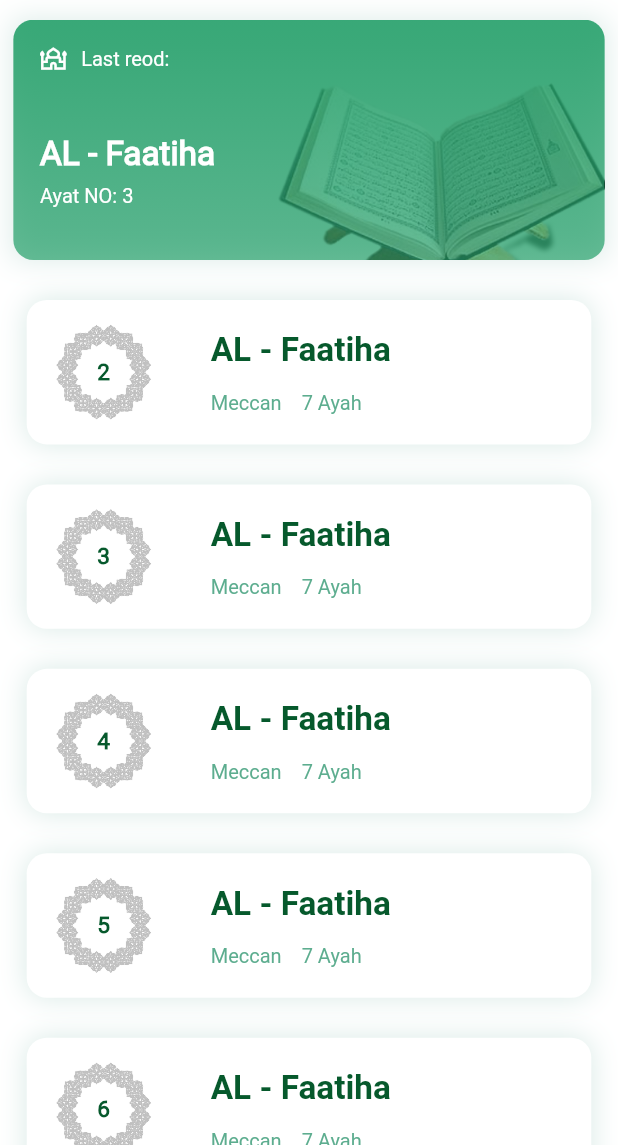
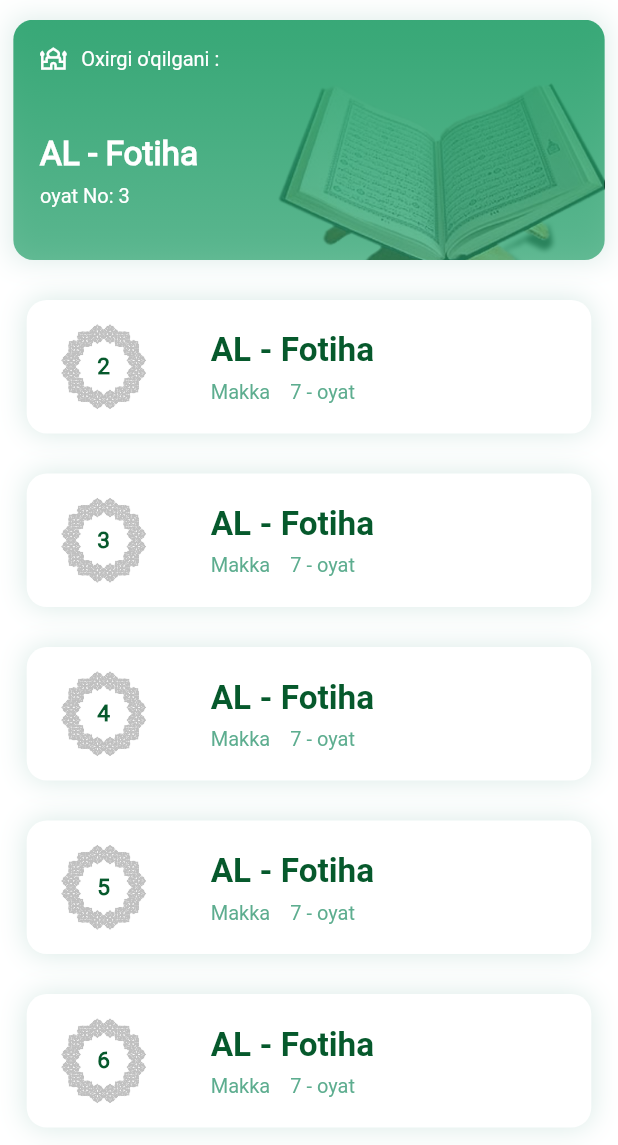
Before and after one commit to topilov1/quron, a Flutter app: the screen it shows after launch, on a phone screen of 412 x 824 dp, the part 91-1236 px from its top. Run offline on Flutter 3.47's test engine with Material 2 defaults, Android fonts, the phone set to English and light mode, and no system bars; our stand-ins replace adaptive_theme, flutter_screenutil, get.

Commit message:
2 oyna bitti

```diff
--- a/lib/pages/home/home_view.dart
+++ b/lib/pages/home/home_view.dart
@@ -20,16 +20,16 @@ class HomeView extends GetView<HomeController> {
       drawer: const HomeDrawer(),
       body: Column(
         children: [
-          HomeBigCard(sura: "AL - Faatiha", ayat: 'Ayat NO: 3'),
+          HomeBigCard(sura: "AL - Fotiha", verse: 'oyat No: 3'),
           Expanded(
             child: ListView.builder(
               itemCount: 114,
               itemBuilder: (context, index) {
                 return InfoCard(
-                  ayah: "7 Ayah",
+                  ayah: "7 - oyat",
                   index: index + 1,
-                  address: "Meccan",
-                  name: "AL - Faatiha",
+                  address: "Makka",
+                  name: "AL - Fotiha",
                   onTap: () {
                     Get.toNamed(Routes.suraViwe, arguments: [index]);
                   },
--- a/lib/pages/home/home_widgets.dart
+++ b/lib/pages/home/home_widgets.dart
@@ -7,8 +7,8 @@ import '../../utils/images/app_images.dart';
 // ignore: must_be_immutable
 class HomeBigCard extends StatelessWidget {
   String sura;
-  String ayat;
-  HomeBigCard({super.key, required this.sura, required this.ayat});
+  String verse;
+  HomeBigCard({super.key, required this.sura, required this.verse});
 
   @override
   Widget build(BuildContext context) {
@@ -25,6 +25,7 @@ class HomeBigCard extends StatelessWidget {
       ),
       child: Stack(
         children: [
+          // image Positioned
           Positioned(
             left: 140.0,
             bottom: -55.0,
@@ -34,12 +35,10 @@ class HomeBigCard extends StatelessWidget {
               decoration: BoxDecoration(
                 borderRadius: BorderRadius.circular(15.0).r,
               ),
-              child: Image.asset(
-                AppImages.cardBackground2,
-                fit: BoxFit.contain,
-              ),
+              child: Image.asset(AppImages.cardBackground2),
             ),
           ),
+
           Container(
             height: 180.h,
             width: double.infinity,
@@ -66,7 +65,7 @@ class HomeBigCard extends StatelessWidget {
                       size: 20.0.sp,
                     ),
                     SizedBox(width: 10.0.w),
-                    BigCardTextWidgets.smalltext(text: "Last reod:"),
+                    BigCardTextWidgets.smalltext(text: "Oxirgi o'qilgani : "),
                   ],
                 ),
                 SizedBox(height: 45.0.h),
@@ -80,7 +79,7 @@ class HomeBigCard extends StatelessWidget {
                   ),
                 ),
                 SizedBox(height: 10.0.h),
-                BigCardTextWidgets.smalltext(text: ayat),
+                BigCardTextWidgets.smalltext(text: verse),
               ],
             ),
           ),
@@ -125,7 +124,7 @@ class InfoCard extends StatelessWidget {
     return GestureDetector(
       onTap: onTap,
       child: Container(
-        height: 100.0.w,
+        height: 100.0.h,
         width: double.infinity,
         margin: const EdgeInsets.only(
           top: 30.0,
--- a/lib/utils/theme/night.dart
+++ b/lib/utils/theme/night.dart
@@ -26,7 +26,7 @@ ThemeData nightTheme = ThemeData(
   shadowColor: AppColorsNight.shadow,
   colorScheme: ColorScheme.dark(background: AppColorsNight.background),
   appBarTheme: AppBarTheme(backgroundColor: AppColorsNight.background),
-  iconTheme: IconThemeData(color: AppColorsNight.oyatInfoText),
+  iconTheme: IconThemeData(color: AppColorsNight.text),
   cardColor: AppColorsNight.infoCard,
   textTheme: _darkTextTheme(),
 );
--- a/pubspec.yaml
+++ b/pubspec.yaml
@@ -20,6 +20,8 @@ dependencies:
 
 
 
+
+
 dev_dependencies:
   flutter_test:
     sdk: flutter
@@ -33,6 +35,7 @@ flutter:
   assets:
     - assets/images/
     - assets/fonts/
+    - assets/icons/
 
 
   fonts:
```
Also changed, not shown: lib/pages/sura/sura_view.dart (+106 -3 lines), lib/pages/sura/sura_widgets.dart (added, +102 -0 lines), lib/utils/components/drawer.dart (+6 -3 lines), assets/icons/icon.png (added), assets/icons/save.png (added), assets/icons/save2.png (added).
